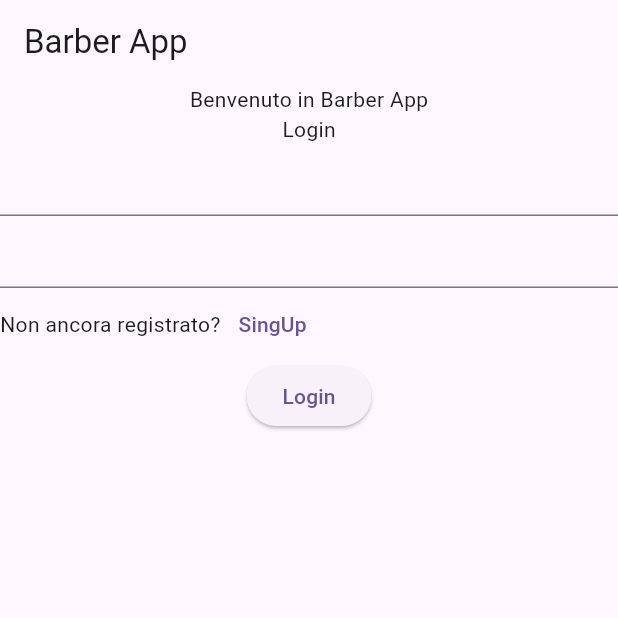
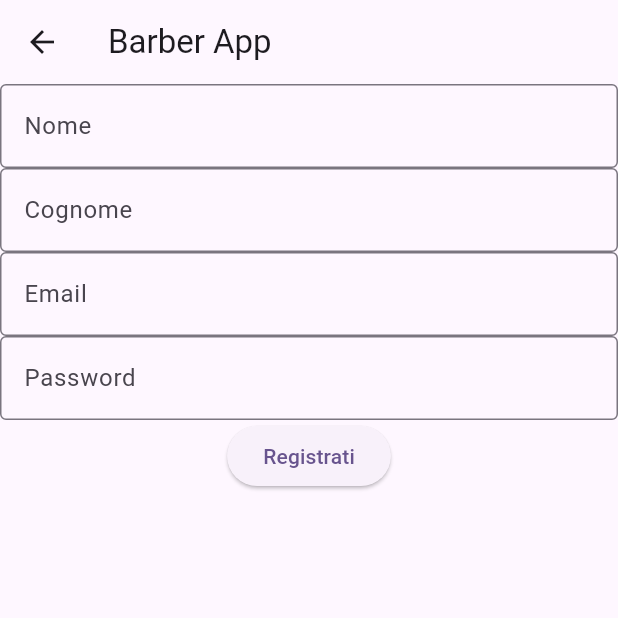
Before and after one commit to giuseppe2028/barberapp, a Flutter app: the screen it shows after launch, after a tap on "SingUp", on a phone screen of 412 x 824 dp, the top half of it. Run offline on Flutter 3.47's test engine with Material 2 defaults, Android fonts, the phone set to English and light mode, and no system bars.

Commit message:
Interfaccia Registrazione effettuata

```diff
--- a/lib/View/LoginPage.dart
+++ b/lib/View/LoginPage.dart
@@ -1,3 +1,5 @@
+import 'package:barberapp/View/RegistrationPage.dart';
+import 'package:barberapp/Widget/TextFieldPersonal.dart';
 import 'package:flutter/material.dart';
 
 class LoginPage extends StatelessWidget {
@@ -11,12 +13,21 @@ class LoginPage extends StatelessWidget {
         children: [
           const Text("Benvenuto in Barber App"),
           const Text("Login"),
-          const TextField(),
-          const TextField(),
+          TextFieldPersonal(label: "Email"),
+          TextFieldPersonal(label: "Password"),
           Row(
             children: [
               Text("Non ancora registrato?"),
-              TextButton(onPressed: () {}, child: Text("SingUp")),
+              TextButton(
+                  onPressed: () {
+                    Navigator.push(
+                      context,
+                      MaterialPageRoute(
+                        builder: (context) => RegistrationPage(),
+                      ),
+                    );
+                  },
+                  child: Text("SingUp")),
             ],
           ),
           ElevatedButton(onPressed: () {}, child: const Text("Login"))
--- /dev/null
+++ b/lib/View/RegistrationPage.dart
@@ -0,0 +1,24 @@
+import 'package:barberapp/Widget/TextFieldPersonal.dart';
+import 'package:flutter/material.dart';
+
+class RegistrationPage extends StatelessWidget {
+  @override
+  Widget build(BuildContext context) {
+    return Scaffold(
+      appBar: AppBar(
+        title: Text("Barber App"),
+      ),
+      body: Column(
+        children: [
+          TextFieldPersonal(
+            label: "Nome",
+          ),
+          TextFieldPersonal(label: "Cognome"),
+          TextFieldPersonal(label: "Email"),
+          TextFieldPersonal(label: "Password"),
+          ElevatedButton(onPressed: () {}, child: Text("Registrati"))
+        ],
+      ),
+    );
+  }
+}
--- /dev/null
+++ b/lib/Widget/TextFieldPersonal.dart
@@ -0,0 +1,15 @@
+import 'package:flutter/material.dart';
+
+class TextFieldPersonal extends StatelessWidget {
+  String label;
+  TextFieldPersonal({required this.label});
+  @override
+  Widget build(BuildContext context) {
+    return TextField(
+      decoration: InputDecoration(
+        border: OutlineInputBorder(),
+        labelText: label,
+      ),
+    );
+  }
+}
```
